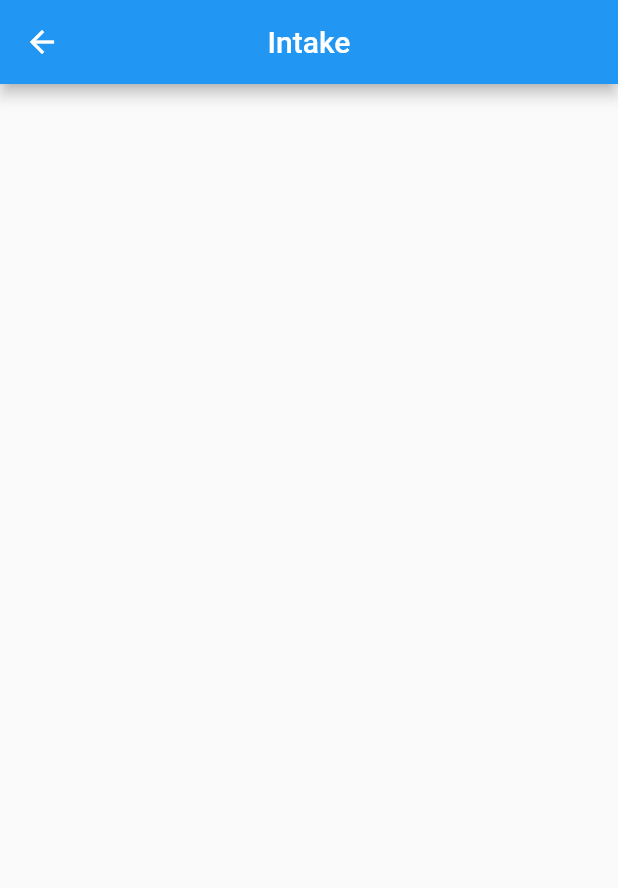
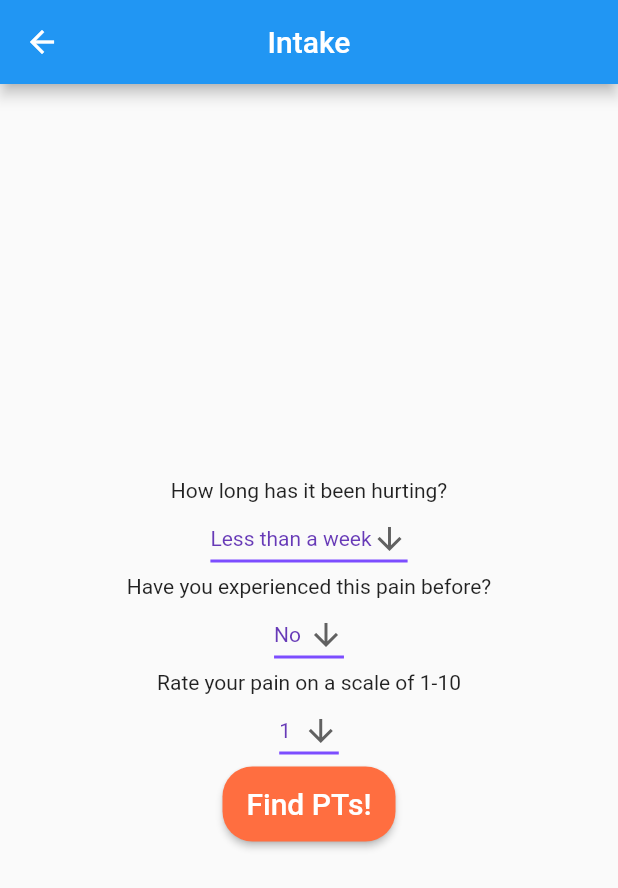
Before and after one commit to rusty2123/pt4u, a Flutter app: the IntakeScreen screen opened directly, on a phone screen of 412 x 824 dp. Shown: the top 888 px of the screen. Run offline on Flutter 3.47's test engine with Material 2 defaults, Android fonts, the phone set to English and light mode, and no system bars.

Commit message:
intake form

```diff
--- a/lib/screens/intake.dart
+++ b/lib/screens/intake.dart
@@ -1,6 +1,17 @@
 import 'package:flutter/material.dart';
+import 'package:pt4u/screens/no_pts_found.dart';
 
-class IntakeScreen extends StatelessWidget {
+class IntakeScreen extends StatefulWidget {
+  @override
+  _IntakeScreenState createState() => _IntakeScreenState();
+}
+
+class _IntakeScreenState extends State<IntakeScreen> {
+
+  String painTimeSpanValue = 'Less than a week';
+  String hasPainHurtBefore = 'No';
+  String painRating = '1';
+
   @override
   Widget build(BuildContext context) {
     return Scaffold(
@@ -8,12 +19,109 @@ class IntakeScreen extends StatelessWidget {
         title: Text("Intake"),
         centerTitle: true,
       ),
-      body: Column(
-        mainAxisAlignment: MainAxisAlignment.center,
-        crossAxisAlignment: CrossAxisAlignment.center,
-        children: [
-
-        ],
+      body: Center(
+        child: Column(
+          mainAxisAlignment: MainAxisAlignment.center,
+          crossAxisAlignment: CrossAxisAlignment.center,
+          children: [
+            Text("How long has it been hurting?"),
+            DropdownButton<String>(
+              value: painTimeSpanValue,
+              icon: const Icon(Icons.arrow_downward),
+              iconSize: 24,
+              elevation: 16,
+              style: const TextStyle(color: Colors.deepPurple),
+              underline: Container(
+                height: 2,
+                color: Colors.deepPurpleAccent,
+              ),
+              onChanged: (String newValue) {
+                setState(() {
+                  painTimeSpanValue = newValue;
+                });
+              },
+              items: <String>['Less than a week', '1-2 weeks', '1 month', 'Over 1 month']
+                  .map<DropdownMenuItem<String>>((String value) {
+                return DropdownMenuItem<String>(
+                  value: value,
+                  child: Text(value),
+                );
+              }).toList(),
+            ),
+            Text("Have you experienced this pain before?"),
+            DropdownButton<String>(
+              value: hasPainHurtBefore,
+              icon: const Icon(Icons.arrow_downward),
+              iconSize: 24,
+              elevation: 16,
+              style: const TextStyle(color: Colors.deepPurple),
+              underline: Container(
+                height: 2,
+                color: Colors.deepPurpleAccent,
+              ),
+              onChanged: (String newValue) {
+                setState(() {
+                  hasPainHurtBefore = newValue;
+                });
+              },
+              items: <String>['No', 'Yes']
+                  .map<DropdownMenuItem<String>>((String value) {
+                return DropdownMenuItem<String>(
+                  value: value,
+                  child: Text(value),
+                );
+              }).toList(),
+            ),
+            Text("Rate your pain on a scale of 1-10"),
+            DropdownButton<String>(
+              value: painRating,
+              icon: const Icon(Icons.arrow_downward),
+              iconSize: 24,
+              elevation: 16,
+              style: const TextStyle(color: Colors.deepPurple),
+              underline: Container(
+                height: 2,
+                color: Colors.deepPurpleAccent,
+              ),
+              onChanged: (String newValue) {
+                setState(() {
+                  painRating = newValue;
+                });
+              },
+              items: <String>['1', '2', '3', '4', '5', '6', '7', '8', '9', '10']
+                  .map<DropdownMenuItem<String>>((String value) {
+                return DropdownMenuItem<String>(
+                  value: value,
+                  child: Text(value),
+                );
+              }).toList(),
+            ),
+            ElevatedButton(
+              child: Text(
+                "Find PTs!",
+                style: TextStyle(fontSize: 20),
+              ),
+              onPressed: () {
+                Navigator.push(
+                  context,
+                  MaterialPageRoute(
+                    builder: (context) {
+                      return NoPtsFoundScreen();
+                    },
+                  ),
+                );
+              },
+              style: ElevatedButton.styleFrom(
+                primary: Colors.deepOrangeAccent,
+                minimumSize: Size(88, 50),
+                padding: EdgeInsets.symmetric(horizontal: 16),
+                shape: const RoundedRectangleBorder(
+                  borderRadius: BorderRadius.all(Radius.circular(20)),
+                ),
+              ),
+            ),
+          ],
+        ),
       ),
     );
   }
--- /dev/null
+++ b/lib/screens/no_pts_found.dart
@@ -0,0 +1,13 @@
+import 'package:flutter/material.dart';
+
+class NoPtsFoundScreen extends StatelessWidget {
+  @override
+  Widget build(BuildContext context) {
+    return Scaffold(
+      appBar: AppBar(),
+      body: Center(
+        child: Text('We couldn\'t find any PTs. :('),
+      ),
+    );
+  }
+}
```
Also changed, not shown: 1 other file.
